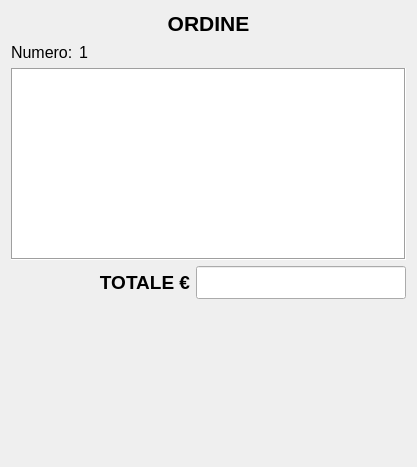
This is src/ordine.ui in mtonin/gestcassa as Qt 5 draws it before an edit. The edited form follows.
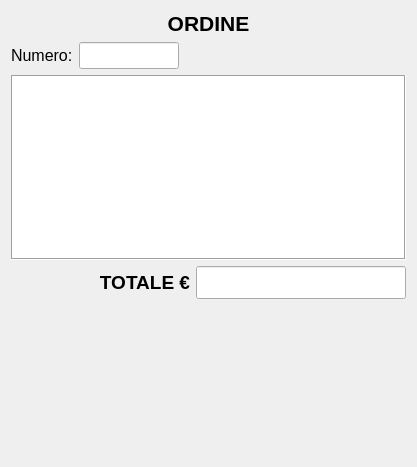
This is the edited form. Custom widgets are drawn as their Qt base class.

Commit message: - aggiunto pulsante ristampa ultimo ordine

```diff
--- a/src/ordine.ui
+++ b/src/ordine.ui
@@ -58,18 +58,33 @@
       </widget>
      </item>
      <item>
-      <widget class="QLabel" name="numeroLbl">
+      <widget class="QLineEdit" name="numeroOrdineTxt">
+       <property name="sizePolicy">
+        <sizepolicy hsizetype="Fixed" vsizetype="Fixed">
+         <horstretch>0</horstretch>
+         <verstretch>0</verstretch>
+        </sizepolicy>
+       </property>
+       <property name="maximumSize">
+        <size>
+         <width>100</width>
+         <height>16777215</height>
+        </size>
+       </property>
        <property name="font">
         <font>
          <pointsize>12</pointsize>
         </font>
        </property>
-       <property name="text">
-        <string>1</string>
+       <property name="maxLength">
+        <number>5</number>
        </property>
        <property name="alignment">
         <set>Qt::AlignRight|Qt::AlignTrailing|Qt::AlignVCenter</set>
        </property>
+       <property name="readOnly">
+        <bool>true</bool>
+       </property>
       </widget>
      </item>
      <item>
@@ -190,7 +205,7 @@
      <property name="spacing">
       <number>1</number>
      </property>
-     <item row="0" column="2">
+     <item row="0" column="3">
       <widget class="QPictureButton" name="pagPrevBtn" native="true">
        <property name="enabled">
         <bool>true</bool>
@@ -219,88 +234,6 @@
        </property>
       </widget>
      </item>
-     <item row="0" column="1">
-      <widget class="QPictureButton" name="annullaBtn" native="true">
-       <property name="sizePolicy">
-        <sizepolicy hsizetype="Minimum" vsizetype="Expanding">
-         <horstretch>1</horstretch>
-         <verstretch>1</verstretch>
-        </sizepolicy>
-       </property>
-       <property name="minimumSize">
-        <size>
-         <width>0</width>
-         <height>75</height>
-        </size>
-       </property>
-       <property name="font">
-        <font>
-         <pointsize>10</pointsize>
-         <weight>75</weight>
-         <bold>true</bold>
-        </font>
-       </property>
-       <property name="text" stdset="0">
-        <string>ANNULLA</string>
-       </property>
-      </widget>
-     </item>
-     <item row="1" column="1">
-      <widget class="QPictureButton" name="ultimoRestoBtn" native="true">
-       <property name="sizePolicy">
-        <sizepolicy hsizetype="Minimum" vsizetype="Expanding">
-         <horstretch>1</horstretch>
-         <verstretch>1</verstretch>
-        </sizepolicy>
-       </property>
-       <property name="minimumSize">
-        <size>
-         <width>0</width>
-         <height>75</height>
-        </size>
-       </property>
-       <property name="font">
-        <font>
-         <pointsize>10</pointsize>
-         <weight>75</weight>
-         <bold>true</bold>
-        </font>
-       </property>
-       <property name="text" stdset="0">
-        <string>ULTIMO
-RESTO</string>
-       </property>
-      </widget>
-     </item>
-     <item row="1" column="2">
-      <widget class="QPictureButton" name="pagNextBtn" native="true">
-       <property name="enabled">
-        <bool>true</bool>
-       </property>
-       <property name="sizePolicy">
-        <sizepolicy hsizetype="Minimum" vsizetype="Expanding">
-         <horstretch>1</horstretch>
-         <verstretch>1</verstretch>
-        </sizepolicy>
-       </property>
-       <property name="minimumSize">
-        <size>
-         <width>0</width>
-         <height>75</height>
-        </size>
-       </property>
-       <property name="font">
-        <font>
-         <pointsize>10</pointsize>
-         <weight>75</weight>
-         <bold>true</bold>
-        </font>
-       </property>
-       <property name="text" stdset="0">
-        <string>SCORRE GIU'</string>
-       </property>
-      </widget>
-     </item>
      <item row="0" column="0" rowspan="2">
       <widget class="QPictureButton" name="stampaBtn" native="true">
        <property name="sizePolicy">
@@ -312,7 +245,7 @@
        <property name="minimumSize">
         <size>
          <width>0</width>
-         <height>100</height>
+         <height>150</height>
         </size>
        </property>
        <property name="font">
@@ -327,6 +260,145 @@
        </property>
       </widget>
      </item>
+     <item row="1" column="2">
+      <widget class="QPictureButton" name="ultimoRestoBtn" native="true">
+       <property name="sizePolicy">
+        <sizepolicy hsizetype="Minimum" vsizetype="Expanding">
+         <horstretch>1</horstretch>
+         <verstretch>1</verstretch>
+        </sizepolicy>
+       </property>
+       <property name="minimumSize">
+        <size>
+         <width>0</width>
+         <height>75</height>
+        </size>
+       </property>
+       <property name="font">
+        <font>
+         <pointsize>10</pointsize>
+         <weight>75</weight>
+         <bold>true</bold>
+        </font>
+       </property>
+       <property name="text" stdset="0">
+        <string>ULTIMO RESTO</string>
+       </property>
+      </widget>
+     </item>
+     <item row="0" column="2">
+      <widget class="QPictureButton" name="annullaBtn" native="true">
+       <property name="sizePolicy">
+        <sizepolicy hsizetype="Minimum" vsizetype="Expanding">
+         <horstretch>1</horstretch>
+         <verstretch>1</verstretch>
+        </sizepolicy>
+       </property>
+       <property name="minimumSize">
+        <size>
+         <width>0</width>
+         <height>75</height>
+        </size>
+       </property>
+       <property name="font">
+        <font>
+         <pointsize>10</pointsize>
+         <weight>75</weight>
+         <bold>true</bold>
+        </font>
+       </property>
+       <property name="text" stdset="0">
+        <string>ANNULLA</string>
+       </property>
+      </widget>
+     </item>
+     <item row="1" column="3">
+      <widget class="QPictureButton" name="pagNextBtn" native="true">
+       <property name="enabled">
+        <bool>true</bool>
+       </property>
+       <property name="sizePolicy">
+        <sizepolicy hsizetype="Minimum" vsizetype="Expanding">
+         <horstretch>1</horstretch>
+         <verstretch>1</verstretch>
+        </sizepolicy>
+       </property>
+       <property name="minimumSize">
+        <size>
+         <width>0</width>
+         <height>75</height>
+        </size>
+       </property>
+       <property name="font">
+        <font>
+         <pointsize>10</pointsize>
+         <weight>75</weight>
+         <bold>true</bold>
+        </font>
+       </property>
+       <property name="text" stdset="0">
+        <string>SCORRE GIU'</string>
+       </property>
+      </widget>
+     </item>
+     <item row="1" column="1">
+      <widget class="QPictureButton" name="pagNextBtn_2" native="true">
+       <property name="enabled">
+        <bool>false</bool>
+       </property>
+       <property name="sizePolicy">
+        <sizepolicy hsizetype="Minimum" vsizetype="Expanding">
+         <horstretch>1</horstretch>
+         <verstretch>1</verstretch>
+        </sizepolicy>
+       </property>
+       <property name="minimumSize">
+        <size>
+         <width>0</width>
+         <height>75</height>
+        </size>
+       </property>
+       <property name="font">
+        <font>
+         <pointsize>10</pointsize>
+         <weight>75</weight>
+         <bold>true</bold>
+        </font>
+       </property>
+       <property name="text" stdset="0">
+        <string/>
+       </property>
+      </widget>
+     </item>
+     <item row="0" column="1">
+      <widget class="QPictureButton" name="ristampaBtn" native="true">
+       <property name="enabled">
+        <bool>true</bool>
+       </property>
+       <property name="sizePolicy">
+        <sizepolicy hsizetype="Minimum" vsizetype="Expanding">
+         <horstretch>1</horstretch>
+         <verstretch>1</verstretch>
+        </sizepolicy>
+       </property>
+       <property name="minimumSize">
+        <size>
+         <width>0</width>
+         <height>75</height>
+        </size>
+       </property>
+       <property name="font">
+        <font>
+         <pointsize>10</pointsize>
+         <weight>75</weight>
+         <bold>true</bold>
+        </font>
+       </property>
+       <property name="text" stdset="0">
+        <string>RISTAMPA ULTIMO ORDINE</string>
+       </property>
+      </widget>
+     </item>
     </layout>
    </item>
   </layout>
```
The commit also changes 6 other files.
